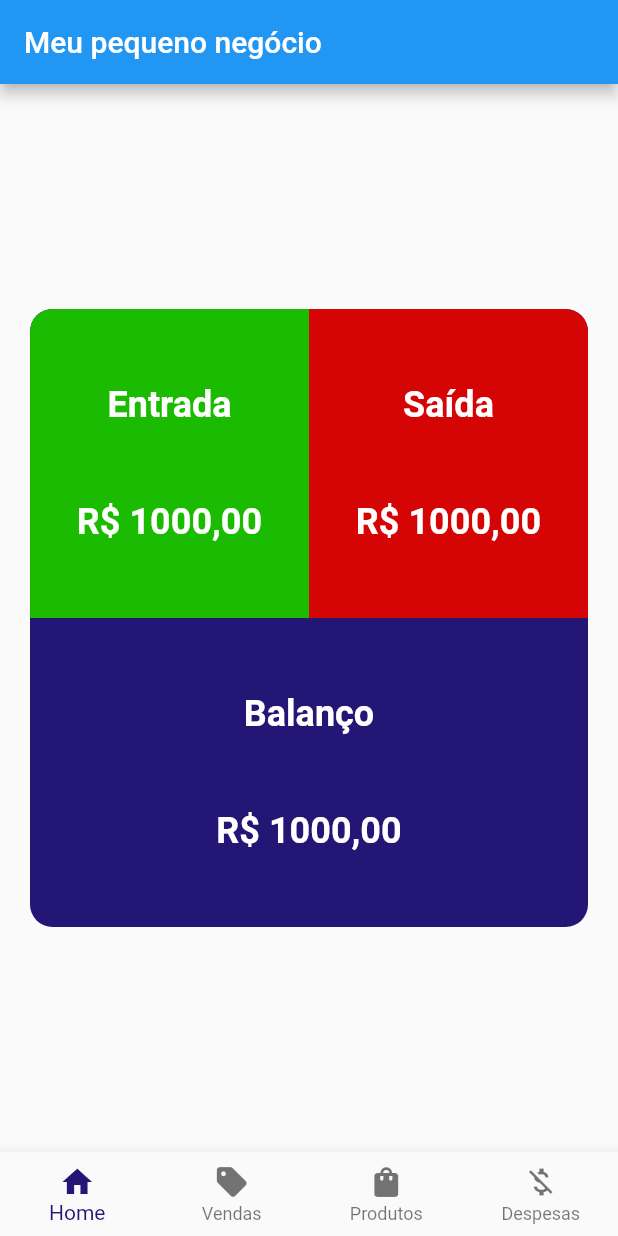
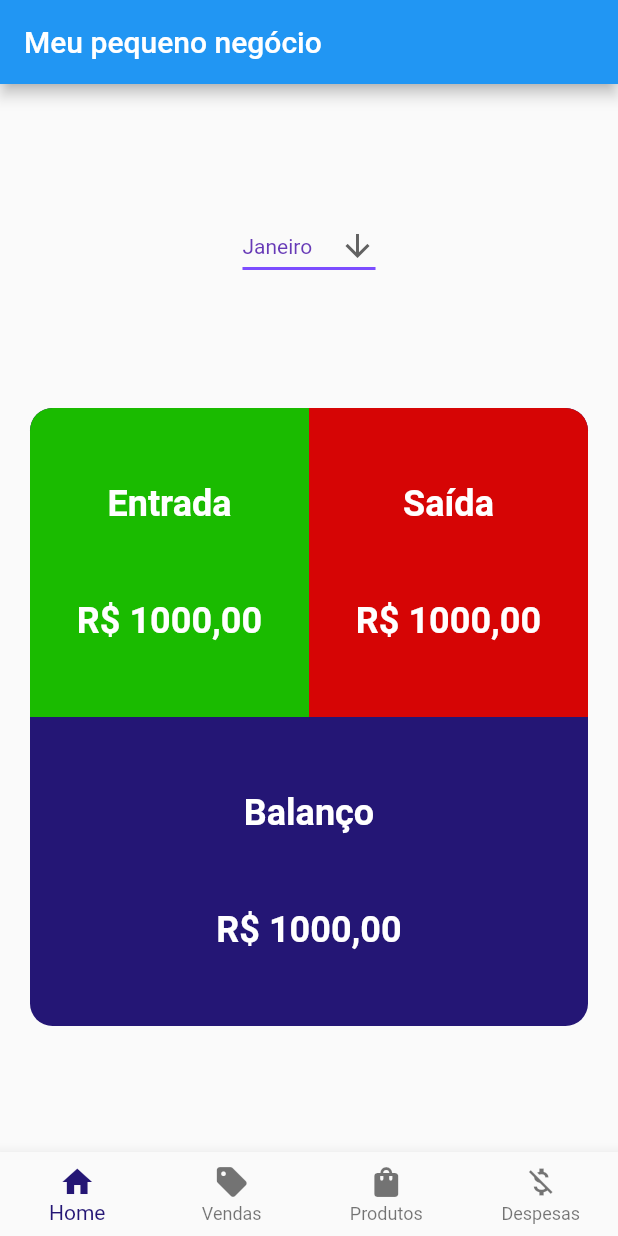
Before and after one commit to Kauanphbbb/my_little_business, a Flutter app: the screen it shows after launch, on a phone screen of 412 x 824 dp. Run offline on Flutter 3.47's test engine with Material 2 defaults, Android fonts, the phone set to English and light mode, and no system bars.

Commit message:
feat: dropdown button on home page

```diff
--- a/lib/app/pages/home_page/home_page.dart
+++ b/lib/app/pages/home_page/home_page.dart
@@ -1,4 +1,5 @@
 import 'package:flutter/material.dart';
+import 'package:my_little_business/app/pages/home_page/months_dropdown.dart';
 
 class HomePage extends StatelessWidget {
   const HomePage({Key? key}) : super(key: key);
@@ -10,7 +11,11 @@ class HomePage extends StatelessWidget {
         title: const Text('Meu pequeno negócio'),
       ),
       body: Center(
-        child: Container(
+        child: Column(
+          mainAxisAlignment: MainAxisAlignment.spaceEvenly,
+          children: [
+            const MonthsDropdown(selectedMonth: 'Janeiro'),
+            Container(
               margin: const EdgeInsets.only(left: 20, right: 20),
               height: MediaQuery.of(context).size.height * 0.5,
               decoration: const BoxDecoration(
@@ -115,6 +120,8 @@ class HomePage extends StatelessWidget {
                 ],
               ),
             ),
+          ],
+        ),
       ),
     );
   }
--- /dev/null
+++ b/lib/app/pages/home_page/months_dropdown.dart
@@ -0,0 +1,62 @@
+import 'package:flutter/material.dart';
+
+class MonthsDropdown extends StatefulWidget {
+  const MonthsDropdown({Key? key, required this.selectedMonth})
+      : super(key: key);
+
+  static final List<String> months = [
+    'Janeiro',
+    'Fevereiro',
+    'Março',
+    'Abril',
+    'Maio',
+    'Junho',
+    'Julho',
+    'Agosto',
+    'Setembro',
+    'Outubro',
+    'Novembro',
+    'Dezembro',
+  ];
+
+  final String selectedMonth;
+
+  @override
+  State<MonthsDropdown> createState() => _MonthsDropdownState();
+}
+
+class _MonthsDropdownState extends State<MonthsDropdown> {
+  String selectedMonth = MonthsDropdown.months[0];
+
+  @override
+  void initState() {
+    super.initState();
+    selectedMonth = widget.selectedMonth;
+  }
+
+  @override
+  Widget build(BuildContext context) {
+    return DropdownButton<String>(
+      value: selectedMonth,
+      icon: const Icon(Icons.arrow_downward),
+      elevation: 16,
+      style: const TextStyle(color: Colors.deepPurple),
+      underline: Container(
+        height: 2,
+        color: Colors.deepPurpleAccent,
+      ),
+      onChanged: (String? newValue) {
+        setState(() {
+          selectedMonth = newValue!;
+        });
+      },
+      items:
+          MonthsDropdown.months.map<DropdownMenuItem<String>>((String value) {
+        return DropdownMenuItem<String>(
+          value: value,
+          child: Text(value),
+        );
+      }).toList(),
+    );
+  }
+}
```
Lines whose indentation alone changed are shown as unchanged.
